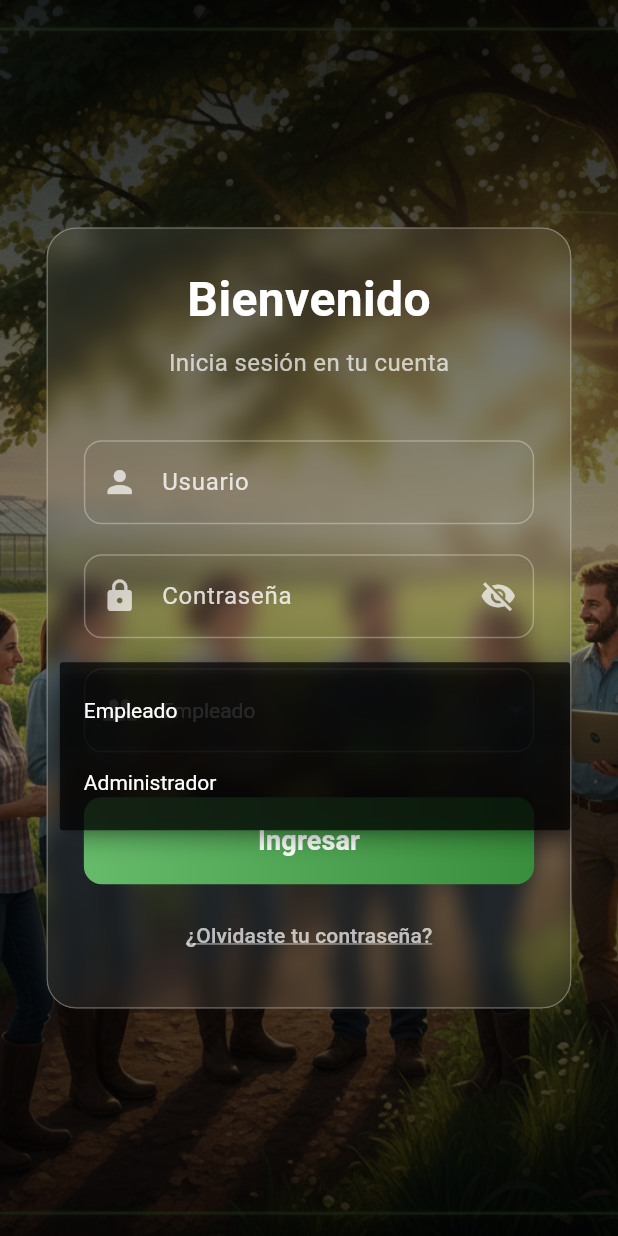
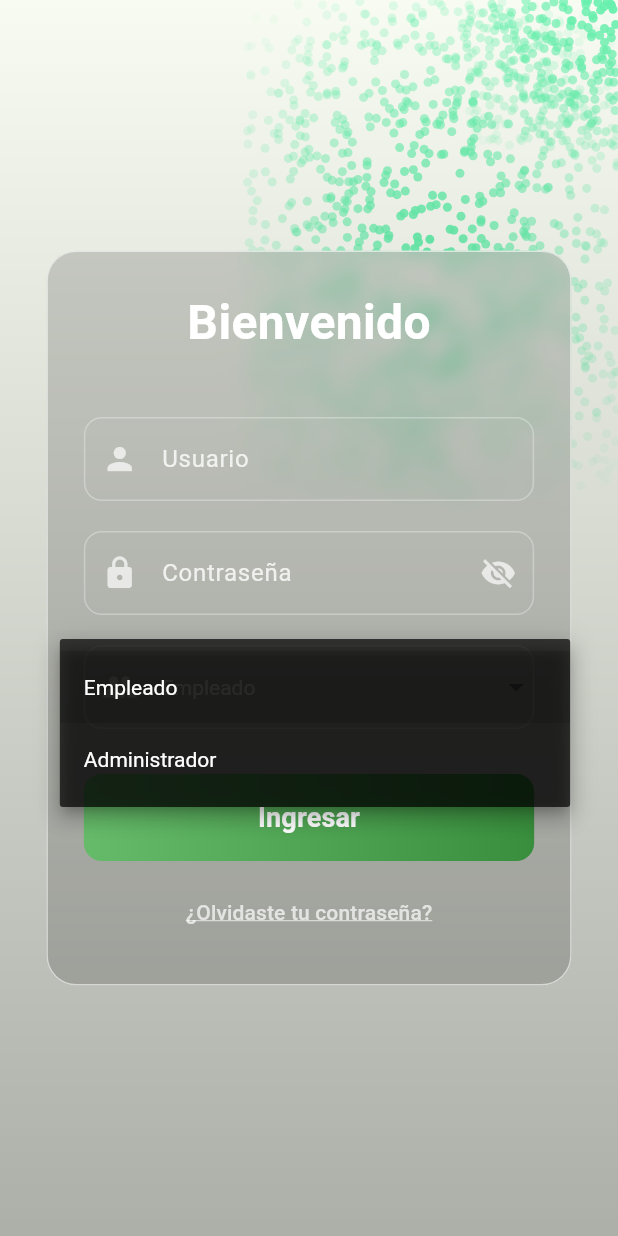
Before and after one commit to Whadyjm/staff, a Flutter app: the screen it shows after launch, after a tap on "Empleado", on a phone screen of 412 x 824 dp. Run offline on Flutter 3.47's test engine with Material 3 defaults, Android fonts, the phone set to English and light mode, and no system bars; our stand-ins replace go_router.

Commit message:
mejoras de UI en loginscreen

```diff
--- a/lib/features/auth/login_page.dart
+++ b/lib/features/auth/login_page.dart
@@ -1,6 +1,11 @@
 import 'dart:ui';
 import 'package:flutter/material.dart';
 import 'package:go_router/go_router.dart';
+import 'dart:math' as math;
+
+import 'package:staff/widgets/dot_matrix_painter.dart'; // Import for math functions like sin and cos
+
+// ... (DotMatrixPainter class as defined above) ...
 
 class LoginPage extends StatefulWidget {
   const LoginPage({super.key});
@@ -34,12 +39,25 @@ class _LoginPageState extends State<LoginPage> {
     return Scaffold(
       body: Stack(
         children: [
-          Positioned.fill(
+          /*Positioned.fill(
             child: Image.asset(
               'assets/background.png',
               fit: BoxFit.cover,
             ),
+          ),*/
+          Positioned(
+            top: 0,
+            right: 0,
+            child: CustomPaint(
+              size: Size(MediaQuery.of(context).size.width * 0.6, MediaQuery.of(context).size.height * 0.4),
+              painter: DotMatrixPainter(
+                dotColor: Colors.greenAccent.withAlpha(50),
+                dotRadius: 3,
+                density: 1000,
+              ),
+            ),
           ),
+
           Positioned.fill(
             child: DecoratedBox(
               decoration: BoxDecoration(
@@ -47,9 +65,8 @@ class _LoginPageState extends State<LoginPage> {
                   begin: Alignment.topCenter,
                   end: Alignment.bottomCenter,
                   colors: [
-                    Colors.black.withOpacity(0.8),
-                    Colors.black.withOpacity(0.4),
-                    Colors.black.withOpacity(0.8),
+                    Colors.black.withOpacity(0),
+                    Colors.black.withOpacity(0.3),
                   ],
                 ),
               ),
@@ -64,9 +81,9 @@ class _LoginPageState extends State<LoginPage> {
                   width: MediaQuery.of(context).size.width * 0.85,
                   padding: const EdgeInsets.all(24),
                   decoration: BoxDecoration(
-                    color: Colors.white.withAlpha(20),
+                    color: Colors.black.withAlpha(40),
                     borderRadius: BorderRadius.circular(20),
-                    border: Border.all(color: Colors.white.withAlpha(80)),
+                    border: Border.all(color: Colors.white.withAlpha(150)),
                   ),
                   child: SingleChildScrollView(
                     child: Form(
@@ -74,20 +91,12 @@ class _LoginPageState extends State<LoginPage> {
                       child: Column(
                         mainAxisSize: MainAxisSize.min,
                         children: [
-                          const Text(
+                          Text(
                             "Bienvenido",
                             style: TextStyle(
                               fontSize: 32,
                               fontWeight: FontWeight.bold,
                               color: Colors.white,
-                            ),
-                          ),
-                          const SizedBox(height: 8),
-                          const Text(
-                            "Inicia sesión en tu cuenta",
-                            style: TextStyle(
-                              fontSize: 16,
-                              color: Colors.white70,
                             ),
                           ),
                           const SizedBox(height: 40),
--- /dev/null
+++ b/lib/widgets/dot_matrix_painter.dart
@@ -0,0 +1,63 @@
+import 'dart:ui';
+import 'package:flutter/material.dart';
+import 'package:go_router/go_router.dart';
+import 'dart:math' as math;
+
+class DotMatrixPainter extends CustomPainter {
+  final Color dotColor;
+  final double dotRadius;
+  final int density;
+
+  DotMatrixPainter({
+    this.dotColor = Colors.green,
+    this.dotRadius = 1.0,
+    this.density = 100,
+  });
+
+  @override
+  void paint(Canvas canvas, Size size) {
+    final Paint paint = Paint()..color = dotColor;
+    final math.Random random = math.Random();
+
+
+    for (int i = 0; i < density; i++) {
+      double x = random.nextDouble() * size.width;
+      double y = random.nextDouble() * size.height;
+
+      double distanceToCenter = math.sqrt(math.pow(x - size.width / 2, 2) + math.pow(y - size.height / 2, 2));
+      double maxDistance = math.sqrt(math.pow(size.width / 2, 2) + math.pow(size.height / 2, 2));
+      double normalizedDistance = distanceToCenter / maxDistance;
+
+      int alpha = (255 * (1 - normalizedDistance)).toInt().clamp(0, 255);
+
+      double waveFactor = math.sin((x / size.width) * math.pi) * 0.5 + 0.5;
+      alpha = (alpha * waveFactor).toInt().clamp(0, 255);
+
+
+      paint.color = dotColor.withAlpha(alpha);
+      canvas.drawCircle(Offset(x, y), dotRadius, paint);
+    }
+
+
+    double cornerSize = math.min(size.width, size.height) * 0.4;
+
+    paint.color = dotColor;
+    for (int i = 0; i < density / 4; i++) {
+      double x = random.nextDouble() * cornerSize + (size.width - cornerSize);
+      double y = random.nextDouble() * cornerSize;
+
+      double distanceToCorner = math.sqrt(math.pow(x - size.width, 2) + math.pow(y - 0, 2));
+      double maxDistanceCorner = math.sqrt(math.pow(cornerSize, 2) + math.pow(cornerSize, 2));
+      double normalizedDistanceCorner = distanceToCorner / maxDistanceCorner;
+      int alphaCorner = (255 * (1 - normalizedDistanceCorner)).toInt().clamp(0, 255);
+      paint.color = dotColor.withAlpha(alphaCorner);
+
+      if (x > size.width - cornerSize && y < cornerSize) {
+        canvas.drawCircle(Offset(x, y), dotRadius, paint);
+      }
+    }
+  }
+
+  @override
+  bool shouldRepaint(covariant CustomPainter oldDelegate) => false;
+}
--- a/pubspec.yaml
+++ b/pubspec.yaml
@@ -60,7 +60,7 @@ flutter:
 
   # To add assets to your application, add an assets section, like this:
   assets:
-    - assets/background.png
+
 
   # An image asset can refer to one or more resolution-specific "variants", see
   # https://flutter.dev/to/resolution-aware-images
```
Also changed, not shown: assets/background.png (deleted), lib/core/widgets.dart (deleted).
